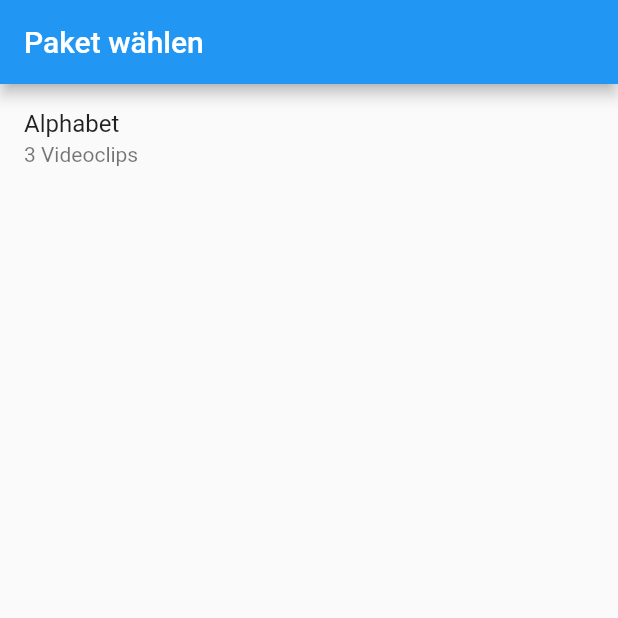
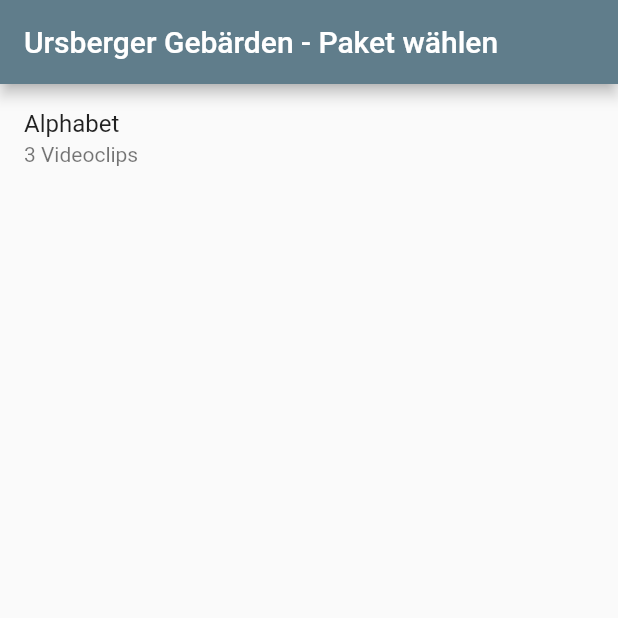
Before and after one commit to michasng/gestures, a Flutter app: the screen it shows after launch, on a phone screen of 412 x 824 dp, the top half of it. Run offline on Flutter 3.47's test engine with Material 2 defaults, Android fonts, the light colour scheme and no system bars; our stand-ins replace chewie, video_player.

Commit message:
Add slightly improved design

```diff
--- a/lib/main.dart
+++ b/lib/main.dart
@@ -28,7 +28,7 @@
     return MaterialApp(
       title: 'Ursberger Gebärden',
       theme: ThemeData(
-        primarySwatch: Colors.blue,
+        primarySwatch: Colors.blueGrey,
       ),
       home: FutureBuilder<AppContent>(
         future: _load(context),
--- a/lib/screens/home/home_screen.dart
+++ b/lib/screens/home/home_screen.dart
@@ -10,7 +10,7 @@ class HomeScreen extends StatelessWidget {
   @override
   Widget build(BuildContext context) {
     return Scaffold(
-      appBar: AppBar(title: const Text('Paket wählen')),
+      appBar: AppBar(title: const Text('Ursberger Gebärden - Paket wählen')),
       body: ListView(
         children: [
           for (final package in appContent.packages)
```
